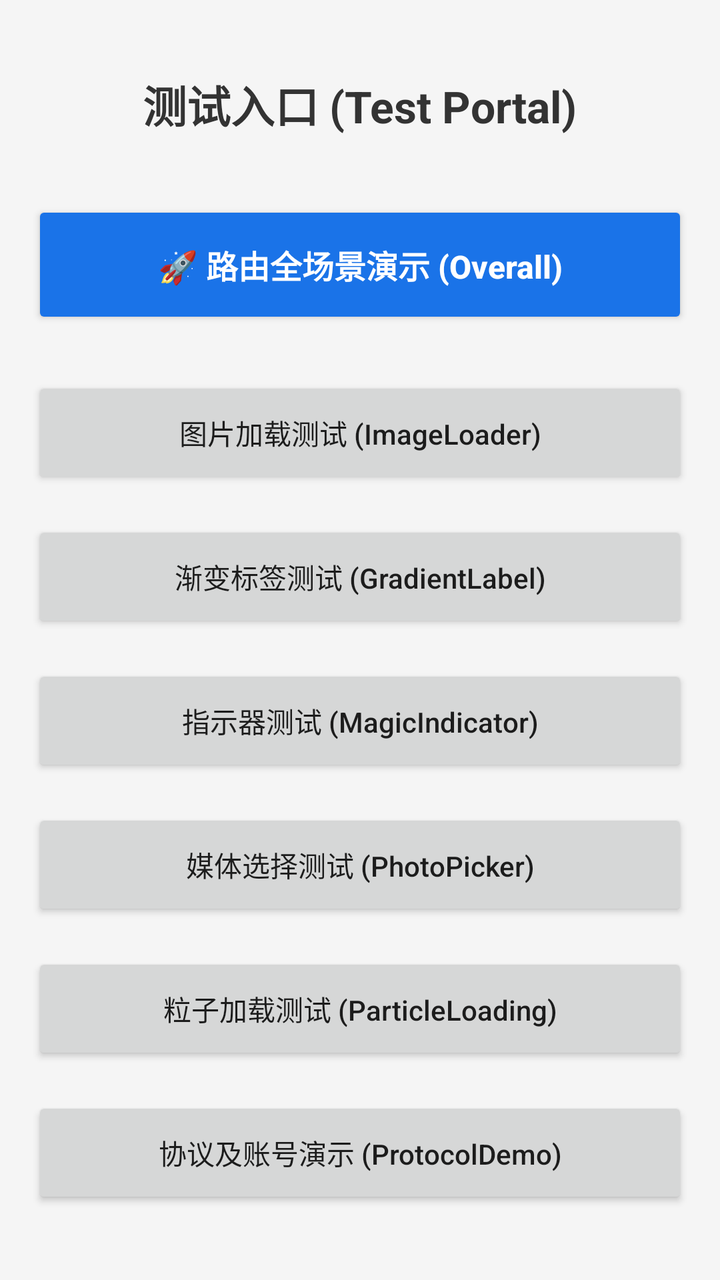
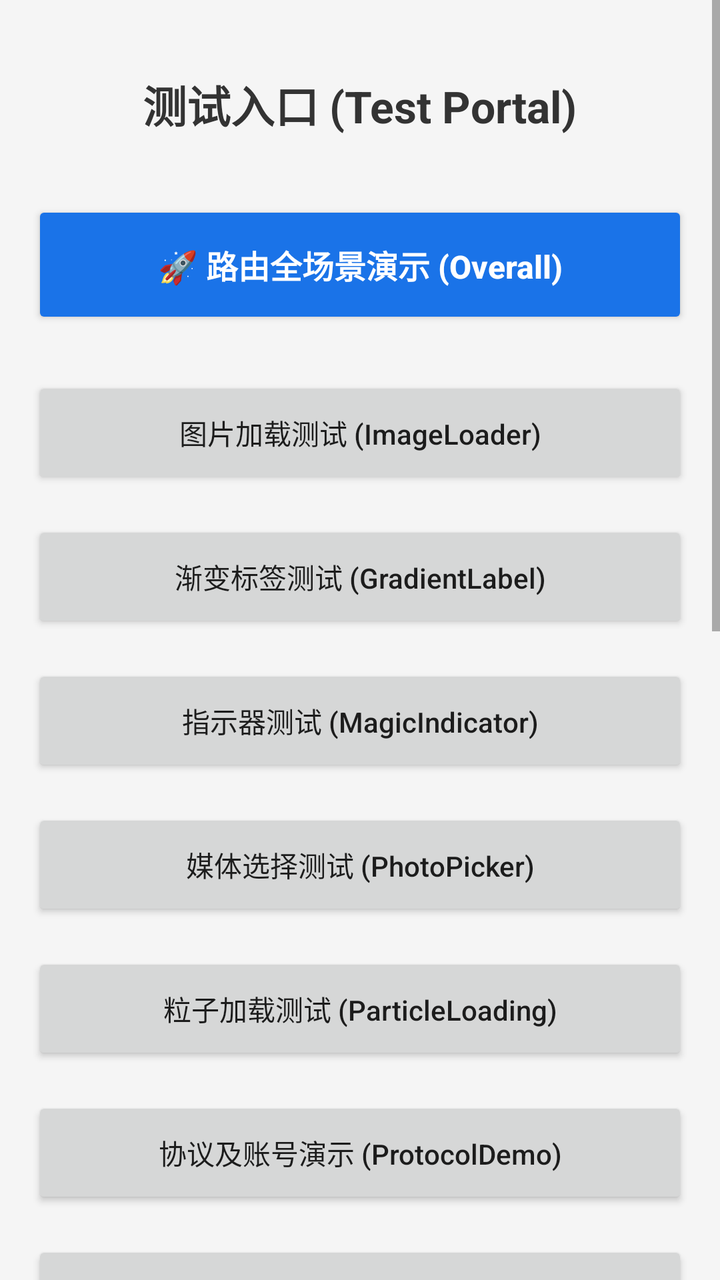

Two renders of the same Android screen: before a commit and after it. Below are the layout's source before the change and the commit's diff.
<!-- AndroidManifest.xml: another module's application theme Theme.ApplicationArchitecture -->
<!-- res/layout/activity_test.xml -->
<?xml version="1.0" encoding="utf-8"?>
<LinearLayout xmlns:android="http://schemas.android.com/apk/res/android"
    xmlns:app="http://schemas.android.com/apk/res-auto"
    xmlns:tools="http://schemas.android.com/tools"
    android:layout_width="match_parent"
    android:layout_height="match_parent"
    android:background="#F5F5F5"
    android:gravity="center_horizontal"
    android:orientation="vertical"
    android:padding="16dp">

    <TextView
        android:layout_width="wrap_content"
        android:layout_height="wrap_content"
        android:layout_marginBottom="32dp"
        android:layout_marginTop="20dp"
        android:text="测试入口 (Test Portal)"
        android:textColor="#333333"
        android:textSize="22sp"
        android:textStyle="bold" />

    <Button
        android:id="@+id/btn_router_overall"
        android:layout_width="match_parent"
        android:layout_height="64dp"
        android:layout_marginBottom="24dp"
        android:text="🚀 路由全场景演示 (Overall)"
        android:textStyle="bold"
        android:textSize="16sp"
        android:textAllCaps="false"
        android:backgroundTint="#1A73E8"
        android:textColor="#FFFFFF"/>

    <Button
        android:id="@+id/btn_image_loader"
        android:layout_width="match_parent"
        android:layout_height="56dp"
        android:layout_marginBottom="16dp"
        android:text="图片加载测试 (ImageLoader)"
        android:textAllCaps="false" />

    <Button
        android:id="@+id/btn_gradient_label"
        android:layout_width="match_parent"
        android:layout_height="56dp"
        android:layout_marginBottom="16dp"
        android:text="渐变标签测试 (GradientLabel)"
        android:textAllCaps="false" />

    <Button
        android:id="@+id/btn_magic_indicator"
        android:layout_width="match_parent"
        android:layout_height="56dp"
        android:layout_marginBottom="16dp"
        android:text="指示器测试 (MagicIndicator)"
        android:textAllCaps="false" />

    <Button
        android:id="@+id/btn_photo_picker"
        android:layout_width="match_parent"
        android:layout_height="56dp"
        android:layout_marginBottom="16dp"
        android:text="媒体选择测试 (PhotoPicker)"
        android:textAllCaps="false" />

    <Button
        android:id="@+id/btn_particle_loading"
        android:layout_width="match_parent"
        android:layout_height="56dp"
        android:layout_marginBottom="16dp"
        android:text="粒子加载测试 (ParticleLoading)"
        android:textAllCaps="false" />

    <Button
        android:id="@+id/btn_protocol_demo"
        android:layout_width="match_parent"
        android:layout_height="56dp"
        android:layout_marginBottom="16dp"
        android:text="协议及账号演示 (ProtocolDemo)"
        android:textAllCaps="false" />

    <Button
        android:id="@+id/btn_webview"
        android:layout_width="match_parent"
        android:layout_height="56dp"
        android:layout_marginBottom="16dp"
        android:text="原生 Web 演示 (Custom WebView)"
        android:textAllCaps="false" />

    <Button
        android:id="@+id/btn_net_dynamic"
        android:layout_width="match_parent"
        android:layout_height="56dp"
        android:layout_marginBottom="16dp"
        android:text="动态 BaseUrl 演示 (Net Dynamic)"
        android:textAllCaps="false" />

    <Button
        android:id="@+id/btn_router_advanced"
        android:layout_width="match_parent"
        android:layout_height="56dp"
        android:layout_marginBottom="16dp"
        android:text="高级路由演示 (Result + Interceptor)"
        android:textAllCaps="false" />

    <LinearLayout
        android:layout_width="match_parent"
        android:layout_height="wrap_content"
        android:layout_marginBottom="16dp"
        android:orientation="horizontal">

        <Button
            android:id="@+id/btn_router_fragment"
            android:layout_width="0dp"
            android:layout_height="56dp"
            android:layout_weight="1"
            android:layout_marginEnd="8dp"
            android:text="获取 Fragment"
            android:textAllCaps="false" />

        <Button
            android:id="@+id/btn_router_view"
            android:layout_width="0dp"
            android:layout_height="56dp"
            android:layout_weight="1"
            android:layout_marginEnd="8dp"
            android:text="获取 View"
            android:textAllCaps="false" />

        <Button
            android:id="@+id/btn_router_util"
            android:layout_width="0dp"
            android:layout_height="56dp"
            android:layout_weight="1"
            android:text="获取 Util"
            android:textAllCaps="false" />
    </LinearLayout>

    <FrameLayout
        android:id="@+id/container"
        android:layout_width="match_parent"
        android:layout_height="120dp"
        android:layout_marginBottom="16dp"
        android:background="#EEEEEE" />

    <TextView
        android:layout_width="wrap_content"
        android:layout_height="wrap_content"
        android:layout_marginTop="20dp"
        android:text="预览效果 (Preview Components)"
        android:textColor="#666666"
        android:textSize="14sp" />

    <com.wkq.ui.widget.GradientShapeLabelView
        android:layout_width="wrap_content"
        android:layout_height="36dp"
        android:layout_marginTop="16dp"
        android:paddingStart="16dp"
        android:paddingEnd="16dp"
        app:label_bg_end_color="#FF80AB"
        app:label_bg_orientation="left_right"
        app:label_bg_radius="18dp"
        app:label_bg_start_color="#FF4081"
        app:label_left_icon="@android:drawable/ic_menu_gallery"
        app:label_text="Gradient Label Sample"
        app:label_text_color="#FFFFFF"
        app:label_text_size="13sp"
        app:label_icon_padding="4dp"
        app:label_icon_size="16dp" />

</LinearLayout>
<!-- resources referenced by this layout -->
<resources>
  <style name="Theme.ApplicationArchitecture" parent="Theme.AppCompat.DayNight.NoActionBar" />
</resources>

<!-- the commit's change to res/layout/activity_test.xml (unified diff, before → after) -->
@@ -1,171 +1,193 @@
 <?xml version="1.0" encoding="utf-8"?>
-<LinearLayout xmlns:android="http://schemas.android.com/apk/res/android"
+<ScrollView xmlns:android="http://schemas.android.com/apk/res/android"
     xmlns:app="http://schemas.android.com/apk/res-auto"
     xmlns:tools="http://schemas.android.com/tools"
     android:layout_width="match_parent"
     android:layout_height="match_parent"
-    android:background="#F5F5F5"
-    android:gravity="center_horizontal"
-    android:orientation="vertical"
-    android:padding="16dp">
-
-    <TextView
-        android:layout_width="wrap_content"
-        android:layout_height="wrap_content"
-        android:layout_marginBottom="32dp"
-        android:layout_marginTop="20dp"
-        android:text="测试入口 (Test Portal)"
-        android:textColor="#333333"
-        android:textSize="22sp"
-        android:textStyle="bold" />
-
-    <Button
-        android:id="@+id/btn_router_overall"
-        android:layout_width="match_parent"
-        android:layout_height="64dp"
-        android:layout_marginBottom="24dp"
-        android:text="🚀 路由全场景演示 (Overall)"
-        android:textStyle="bold"
-        android:textSize="16sp"
-        android:textAllCaps="false"
-        android:backgroundTint="#1A73E8"
-        android:textColor="#FFFFFF"/>
-
-    <Button
-        android:id="@+id/btn_image_loader"
-        android:layout_width="match_parent"
-        android:layout_height="56dp"
-        android:layout_marginBottom="16dp"
-        android:text="图片加载测试 (ImageLoader)"
-        android:textAllCaps="false" />
-
-    <Button
-        android:id="@+id/btn_gradient_label"
-        android:layout_width="match_parent"
-        android:layout_height="56dp"
-        android:layout_marginBottom="16dp"
-        android:text="渐变标签测试 (GradientLabel)"
-        android:textAllCaps="false" />
-
-    <Button
-        android:id="@+id/btn_magic_indicator"
-        android:layout_width="match_parent"
-        android:layout_height="56dp"
-        android:layout_marginBottom="16dp"
-        android:text="指示器测试 (MagicIndicator)"
-        android:textAllCaps="false" />
-
-    <Button
-        android:id="@+id/btn_photo_picker"
-        android:layout_width="match_parent"
-        android:layout_height="56dp"
-        android:layout_marginBottom="16dp"
-        android:text="媒体选择测试 (PhotoPicker)"
-        android:textAllCaps="false" />
-
-    <Button
-        android:id="@+id/btn_particle_loading"
-        android:layout_width="match_parent"
-        android:layout_height="56dp"
-        android:layout_marginBottom="16dp"
-        android:text="粒子加载测试 (ParticleLoading)"
-        android:textAllCaps="false" />
-
-    <Button
-        android:id="@+id/btn_protocol_demo"
-        android:layout_width="match_parent"
-        android:layout_height="56dp"
-        android:layout_marginBottom="16dp"
-        android:text="协议及账号演示 (ProtocolDemo)"
-        android:textAllCaps="false" />
-
-    <Button
-        android:id="@+id/btn_webview"
-        android:layout_width="match_parent"
-        android:layout_height="56dp"
-        android:layout_marginBottom="16dp"
-        android:text="原生 Web 演示 (Custom WebView)"
-        android:textAllCaps="false" />
-
-    <Button
-        android:id="@+id/btn_net_dynamic"
-        android:layout_width="match_parent"
-        android:layout_height="56dp"
-        android:layout_marginBottom="16dp"
-        android:text="动态 BaseUrl 演示 (Net Dynamic)"
-        android:textAllCaps="false" />
-
-    <Button
-        android:id="@+id/btn_router_advanced"
-        android:layout_width="match_parent"
-        android:layout_height="56dp"
-        android:layout_marginBottom="16dp"
-        android:text="高级路由演示 (Result + Interceptor)"
-        android:textAllCaps="false" />
+    android:fillViewport="true"
+    android:background="#F5F5F5">
 
     <LinearLayout
         android:layout_width="match_parent"
         android:layout_height="wrap_content"
-        android:layout_marginBottom="16dp"
-        android:orientation="horizontal">
+        android:gravity="center_horizontal"
+        android:orientation="vertical"
+        android:padding="16dp">
+
+        <TextView
+            android:layout_width="wrap_content"
+            android:layout_height="wrap_content"
+            android:layout_marginBottom="32dp"
+            android:layout_marginTop="20dp"
+            android:text="测试入口 (Test Portal)"
+            android:textColor="#333333"
+            android:textSize="22sp"
+            android:textStyle="bold" />
 
         <Button
-            android:id="@+id/btn_router_fragment"
-            android:layout_width="0dp"
+            android:id="@+id/btn_router_overall"
+            android:layout_width="match_parent"
+            android:layout_height="64dp"
+            android:layout_marginBottom="24dp"
+            android:text="🚀 路由全场景演示 (Overall)"
+            android:textStyle="bold"
+            android:textSize="16sp"
+            android:textAllCaps="false"
+            android:backgroundTint="#1A73E8"
+            android:textColor="#FFFFFF"/>
+
+        <Button
+            android:id="@+id/btn_image_loader"
+            android:layout_width="match_parent"
             android:layout_height="56dp"
-            android:layout_weight="1"
-            android:layout_marginEnd="8dp"
-            android:text="获取 Fragment"
+            android:layout_marginBottom="16dp"
+            android:text="图片加载测试 (ImageLoader)"
             android:textAllCaps="false" />
 
         <Button
-            android:id="@+id/btn_router_view"
-            android:layout_width="0dp"
+            android:id="@+id/btn_gradient_label"
+            android:layout_width="match_parent"
             android:layout_height="56dp"
-            android:layout_weight="1"
-            android:layout_marginEnd="8dp"
-            android:text="获取 View"
+            android:layout_marginBottom="16dp"
+            android:text="渐变标签测试 (GradientLabel)"
             android:textAllCaps="false" />
 
         <Button
-            android:id="@+id/btn_router_util"
-            android:layout_width="0dp"
+            android:id="@+id/btn_magic_indicator"
+            android:layout_width="match_parent"
             android:layout_height="56dp"
-            android:layout_weight="1"
-            android:text="获取 Util"
+            android:layout_marginBottom="16dp"
+            android:text="指示器测试 (MagicIndicator)"
             android:textAllCaps="false" />
+
+        <Button
+            android:id="@+id/btn_photo_picker"
+            android:layout_width="match_parent"
+            android:layout_height="56dp"
+            android:layout_marginBottom="16dp"
+            android:text="媒体选择测试 (PhotoPicker)"
+            android:textAllCaps="false" />
+
+        <Button
+            android:id="@+id/btn_particle_loading"
+            android:layout_width="match_parent"
+            android:layout_height="56dp"
+            android:layout_marginBottom="16dp"
+            android:text="粒子加载测试 (ParticleLoading)"
+            android:textAllCaps="false" />
+
+        <Button
+            android:id="@+id/btn_protocol_demo"
+            android:layout_width="match_parent"
+            android:layout_height="56dp"
+            android:layout_marginBottom="16dp"
+            android:text="协议及账号演示 (ProtocolDemo)"
+            android:textAllCaps="false" />
+
+        <Button
+            android:id="@+id/btn_webview"
+            android:layout_width="match_parent"
+            android:layout_height="56dp"
+            android:layout_marginBottom="16dp"
+            android:text="原生 Web 演示 (Custom WebView)"
+            android:textAllCaps="false" />
+
+        <Button
+            android:id="@+id/btn_net_dynamic"
+            android:layout_width="match_parent"
+            android:layout_height="56dp"
+            android:layout_marginBottom="16dp"
+            android:text="动态 BaseUrl 演示 (Net Dynamic)"
+            android:textAllCaps="false" />
+
+        <Button
+            android:id="@+id/btn_camera_test"
+            android:layout_width="match_parent"
+            android:layout_height="56dp"
+            android:layout_marginBottom="16dp"
+            android:text="📷 相机控制测试 (Camera Control)"
+            android:textAllCaps="false" />
+
+        <Button
+            android:id="@+id/btn_url_resolve"
+            android:layout_width="match_parent"
+            android:layout_height="56dp"
+            android:layout_marginBottom="16dp"
+            android:text="URL 还原测试 (Url Resolve)"
+            android:textAllCaps="false" />
+
+        <Button
+            android:id="@+id/btn_router_advanced"
+            android:layout_width="match_parent"
+            android:layout_height="56dp"
+            android:layout_marginBottom="16dp"
+            android:text="高级路由演示 (Result + Interceptor)"
+            android:textAllCaps="false" />
+
+        <LinearLayout
+            android:layout_width="match_parent"
+            android:layout_height="wrap_content"
+            android:layout_marginBottom="16dp"
+            android:orientation="horizontal">
+
+            <Button
+                android:id="@+id/btn_router_fragment"
+                android:layout_width="0dp"
+                android:layout_height="56dp"
+                android:layout_weight="1"
+                android:layout_marginEnd="8dp"
+                android:text="获取 Fragment"
+                android:textAllCaps="false" />
+
+            <Button
+                android:id="@+id/btn_router_view"
+                android:layout_width="0dp"
+                android:layout_height="56dp"
+                android:layout_weight="1"
+                android:layout_marginEnd="8dp"
+                android:text="获取 View"
+                android:textAllCaps="false" />
+
+            <Button
+                android:id="@+id/btn_router_util"
+                android:layout_width="0dp"
+                android:layout_height="56dp"
+                android:layout_weight="1"
+                android:text="获取 Util"
+                android:textAllCaps="false" />
+        </LinearLayout>
+
+        <FrameLayout
+            android:id="@+id/container"
+            android:layout_width="match_parent"
+            android:layout_height="120dp"
+            android:layout_marginBottom="16dp"
+            android:background="#EEEEEE" />
+
+        <TextView
+            android:layout_width="wrap_content"
+            android:layout_height="wrap_content"
+            android:layout_marginTop="20dp"
+            android:text="预览效果 (Preview Components)"
+            android:textColor="#666666"
+            android:textSize="14sp" />
+
+        <com.wkq.ui.widget.GradientShapeLabelView
+            android:layout_width="wrap_content"
+            android:layout_height="36dp"
+            android:layout_marginTop="16dp"
+            android:paddingStart="16dp"
+            android:paddingEnd="16dp"
+            app:label_bg_end_color="#FF80AB"
+            app:label_bg_orientation="left_right"
+            app:label_bg_radius="18dp"
+            app:label_bg_start_color="#FF4081"
+            app:label_left_icon="@android:drawable/ic_menu_gallery"
+            app:label_text="Gradient Label Sample"
+            app:label_text_color="#FFFFFF"
+            app:label_text_size="13sp"
+            app:label_icon_padding="4dp"
+            app:label_icon_size="16dp" />
+
     </LinearLayout>
-
-    <FrameLayout
-        android:id="@+id/container"
-        android:layout_width="match_parent"
-        android:layout_height="120dp"
-        android:layout_marginBottom="16dp"
-        android:background="#EEEEEE" />
-
-    <TextView
-        android:layout_width="wrap_content"
-        android:layout_height="wrap_content"
-        android:layout_marginTop="20dp"
-        android:text="预览效果 (Preview Components)"
-        android:textColor="#666666"
-        android:textSize="14sp" />
-
-    <com.wkq.ui.widget.GradientShapeLabelView
-        android:layout_width="wrap_content"
-        android:layout_height="36dp"
-        android:layout_marginTop="16dp"
-        android:paddingStart="16dp"
-        android:paddingEnd="16dp"
-        app:label_bg_end_color="#FF80AB"
-        app:label_bg_orientation="left_right"
-        app:label_bg_radius="18dp"
-        app:label_bg_start_color="#FF4081"
-        app:label_left_icon="@android:drawable/ic_menu_gallery"
-        app:label_text="Gradient Label Sample"
-        app:label_text_color="#FFFFFF"
-        app:label_text_size="13sp"
-        app:label_icon_padding="4dp"
-        app:label_icon_size="16dp" />
-
-</LinearLayout>
+</ScrollView>
